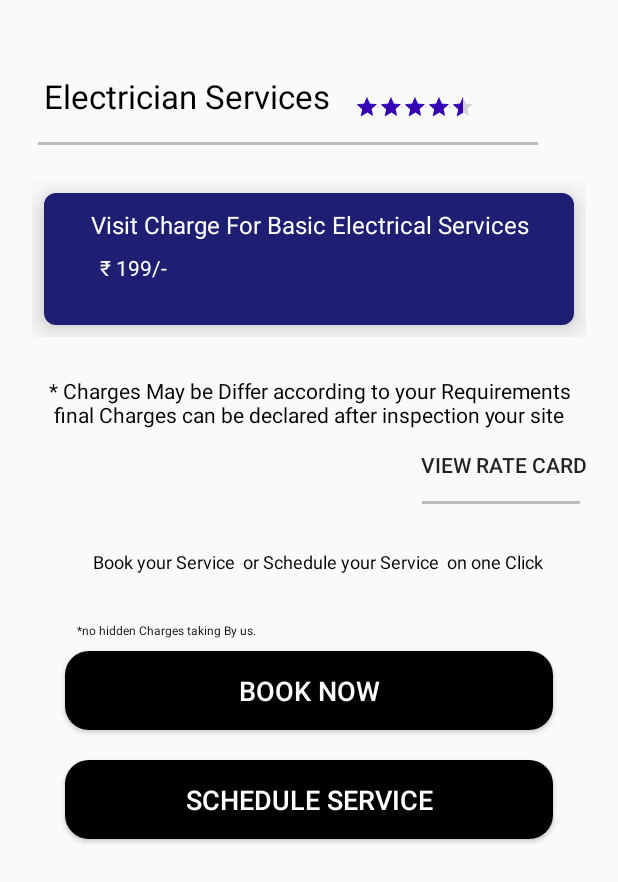
After one commit to Siddhantjan/Stazer-Service-App, an Android app: the ElectricianActivity screen opened directly, with no data from a screen before it, on a phone screen of 412 x 824 dp. The commit adds this screen. Shown: the top 882 px of the screen. Run offline under Robolectric (Android 15) with nearby library versions, the phone set to English and light mode, and no system bars.

Commit message:
connect electical activity and Design and Connect internal Functions in ElectricianActivity

```diff
--- a/app/build.gradle
+++ b/app/build.gradle
@@ -34,8 +34,9 @@ dependencies {
     implementation 'androidx.appcompat:appcompat:1.2.0'
     implementation 'com.google.android.material:material:1.2.1'
     implementation 'androidx.constraintlayout:constraintlayout:2.0.4'
-    implementation 'com.google.firebase:firebase-auth:20.0.0'
+    implementation 'com.google.firebase:firebase-auth:20.0.1'
     implementation 'com.google.firebase:firebase-database:19.5.1'
+    implementation 'androidx.wear:wear:1.1.0'
     testImplementation 'junit:junit:4.13.1'
     androidTestImplementation 'androidx.test.ext:junit:1.1.2'
     androidTestImplementation 'androidx.test.espresso:espresso-core:3.3.0'
@@ -46,7 +47,7 @@ dependencies {
         // Declare the dependency for the Firebase Authentication library
         // When using the BoM, you don't specify versions in Firebase library dependencies
         implementation 'com.google.firebase:firebase-auth'
-
+    compileOnly 'com.google.android.wearable:wearable:2.8.1'
 
 
 }
--- a/app/src/main/AndroidManifest.xml
+++ b/app/src/main/AndroidManifest.xml
@@ -2,7 +2,7 @@
 <manifest xmlns:android="http://schemas.android.com/apk/res/android"
     package="stazer.user.androidstazerserviceapp">
 
-    <uses-permission android:name="android.permission.INTERNET"/>
+    <uses-permission android:name="android.permission.INTERNET" />
 
     <application
         android:allowBackup="true"
@@ -14,6 +14,10 @@
         android:theme="@style/AppTheme">
 
 
+        <activity
+            android:name=".services.electrician.ElectricianActivity"
+            android:screenOrientation="portrait"
+            />
         <activity
             android:name=".UserRegistrationActivity"
             android:screenOrientation="portrait"
--- a/app/src/main/java/stazer/user/androidstazerserviceapp/MainActivity.java
+++ b/app/src/main/java/stazer/user/androidstazerserviceapp/MainActivity.java
@@ -8,6 +8,7 @@ import android.os.Bundle;
 import android.view.View;
 import android.view.WindowManager;
 import android.widget.Button;
+import android.widget.LinearLayout;
 import android.widget.Toast;
 
 import com.google.firebase.auth.FirebaseAuth;
@@ -22,6 +23,7 @@ import java.util.Objects;
 
 import stazer.user.androidstazerserviceapp.Common.Common;
 import stazer.user.androidstazerserviceapp.Model.UserModel;
+import stazer.user.androidstazerserviceapp.services.electrician.ElectricianActivity;
 
 public class MainActivity extends AppCompatActivity {
 
@@ -36,11 +38,26 @@ public class MainActivity extends AppCompatActivity {
         getWindow().setFlags(WindowManager.LayoutParams.FLAG_FULLSCREEN,WindowManager.LayoutParams.FLAG_FULLSCREEN);
         setContentView(R.layout.activity_main);
 
+        //Connect Layout to electrician Activity
+      findViewById(R.id.electrician_servicePop).setOnClickListener(v -> {
+          ViewElectricianActivity();
+      });
+        findViewById(R.id.electrician_service_main).setOnClickListener(v -> {
+            ViewElectricianActivity();
+        });
+
+
+        //Logout
         btn_logout= findViewById(R.id.btn_logout);
         btn_logout.setOnClickListener(v -> {
             firebaseAuth.signOut();
             gotoLoginPage();
         });
+    }
+
+    private void ViewElectricianActivity() {
+        Intent electricianIntent = new Intent(getApplicationContext(), ElectricianActivity.class);
+        startActivity(electricianIntent);
     }
 
     @Override
--- /dev/null
+++ b/app/src/main/java/stazer/user/androidstazerserviceapp/services/electrician/ElectricianActivity.java
@@ -0,0 +1,19 @@
+package stazer.user.androidstazerserviceapp.services.electrician;
+
+import android.os.Bundle;
+import android.view.WindowManager;
+
+import androidx.appcompat.app.AppCompatActivity;
+
+import stazer.user.androidstazerserviceapp.R;
+
+public class ElectricianActivity extends AppCompatActivity {
+    @Override
+    protected void onCreate(Bundle savedInstanceState) {
+        super.onCreate(savedInstanceState);
+        getWindow().setFlags(WindowManager.LayoutParams.FLAG_FULLSCREEN,WindowManager.LayoutParams.FLAG_FULLSCREEN);
+        setContentView(R.layout.activity_electrician);
+
+    }
+
+}
--- a/app/src/main/res/drawable-v24/card_pop.xml
+++ b/app/src/main/res/drawable-v24/card_pop.xml
@@ -1,5 +1,7 @@
 <?xml version="1.0" encoding="utf-8"?>
 <shape xmlns:android="http://schemas.android.com/apk/res/android">
-<corners android:radius="20dp"/>
+<corners android:radius="8dp"/>
     <solid android:color="@color/iconCardColor"/>
+    <stroke android:color="@color/TextPrimary"
+        android:width="1dp"/>
 </shape>
--- /dev/null
+++ b/app/src/main/res/layout/activity_electrician.xml
@@ -0,0 +1,197 @@
+<?xml version="1.0" encoding="utf-8"?>
+<RelativeLayout xmlns:android="http://schemas.android.com/apk/res/android"
+    xmlns:app="http://schemas.android.com/apk/res-auto"
+    xmlns:tools="http://schemas.android.com/tools"
+    android:layout_width="match_parent"
+    android:layout_height="match_parent"
+    tools:context=".services.electrician.ElectricianActivity">
+
+    <LinearLayout
+        android:layout_width="match_parent"
+        android:layout_height="match_parent"
+        android:layout_margin="8dp"
+        android:orientation="vertical"
+        android:padding="5dp">
+        <!-- Top Layout -->
+        <RelativeLayout
+            android:layout_width="match_parent"
+            android:layout_height="wrap_content"
+            android:layout_marginTop="20dp">
+
+            <TextView
+                android:id="@+id/electrician_text"
+                android:layout_width="wrap_content"
+                android:layout_height="wrap_content"
+                android:layout_margin="8dp"
+                android:padding="8dp"
+                android:text="Electrician Services"
+                android:textColor="@color/TextPrimary"
+                android:textSize="22sp" />
+
+            <RatingBar
+                android:id="@+id/electrician_rating"
+                style="@style/Widget.AppCompat.RatingBar.Small"
+                android:layout_width="wrap_content"
+                android:layout_height="wrap_content"
+                android:layout_marginTop="30dp"
+                android:layout_toEndOf="@+id/electrician_text"
+                android:rating="4.5" />
+
+            <View
+                android:layout_width="match_parent"
+                android:layout_height="2dp"
+                android:layout_below="@+id/electrician_text"
+                android:layout_marginStart="12dp"
+                android:layout_marginEnd="40dp"
+                android:background="@color/colorDivider" />
+
+        </RelativeLayout>
+
+<!-- Header close -->
+
+        <ScrollView
+            android:layout_width="match_parent"
+            android:layout_height="match_parent"
+            android:scrollbars="none">
+            <!-- main Scroll start -->
+            <LinearLayout
+                android:layout_width="match_parent"
+                android:layout_height="wrap_content"
+                android:orientation="vertical">
+
+                <!-- Layout second -->
+                <RelativeLayout
+                    android:layout_width="match_parent"
+                    android:layout_height="120dp"
+                    android:layout_gravity="center"
+                    android:layout_marginTop="16dp"
+                    android:gravity="center"
+                    android:padding="8dp">
+                    <!--Basic Rate card -->
+                    <androidx.cardview.widget.CardView
+                        android:layout_width="match_parent"
+                        android:layout_height="match_parent"
+                        android:layout_margin="8dp"
+                        app:cardCornerRadius="8dp"
+                        app:cardElevation="12dp">
+
+                        <RelativeLayout
+                            android:layout_width="match_parent"
+                            android:layout_height="match_parent"
+                            android:background="@color/colorCardBlue"
+                            android:padding="10dp">
+
+                            <TextView
+                                android:id="@+id/cardTitleEle"
+                                android:layout_width="match_parent"
+                                android:layout_height="wrap_content"
+                                android:gravity="center"
+                                android:text="Visit Charge For Basic Electrical Services"
+                                android:textColor="@color/colorWhite"
+                                android:textSize="16sp" />
+
+                            <TextView
+                                android:layout_width="match_parent"
+                                android:layout_height="wrap_content"
+                                android:layout_below="@+id/cardTitleEle"
+                                android:layout_marginStart="16dp"
+                                android:padding="8dp"
+                                android:text=" ₹ 199/-"
+                                android:textColor="@color/colorWhite"
+                                android:textSize="14sp" />
+                        </RelativeLayout>
+                    </androidx.cardview.widget.CardView>
+                </RelativeLayout>
+                <!-- Third Layout -->
+                <LinearLayout
+                    android:layout_width="match_parent"
+                    android:layout_height="wrap_content"
+                    android:orientation="vertical">
+
+                    <RelativeLayout
+                        android:layout_width="match_parent"
+                        android:layout_height="wrap_content"
+                        android:layout_marginTop="10dp"
+                        android:padding="8dp">
+
+                        <TextView
+                            android:id="@+id/noticeRates"
+                            android:layout_width="match_parent"
+                            android:layout_height="wrap_content"
+                            android:gravity="center"
+                            android:text="* Charges May be Differ according to your Requirements final Charges can be declared after inspection your site"
+                            android:textColor="@color/TextPrimary"
+                            android:textSize="14sp" />
+
+                        <Button
+                            android:id="@+id/electrician_RateCard"
+                            android:layout_width="wrap_content"
+                            android:layout_height="wrap_content"
+                            android:layout_below="@+id/noticeRates"
+                            android:layout_alignParentEnd="true"
+                            android:background="@null"
+                            android:elevation="16dp"
+                            android:text="View Rate Card" />
+
+                        <View
+                            android:layout_width="match_parent"
+                            android:layout_height="2dp"
+                            android:layout_below="@+id/electrician_RateCard"
+                            android:layout_marginStart="260dp"
+                            android:layout_marginEnd="4dp"
+                            android:background="@color/colorDivider" />
+
+                        <TextView
+                            android:layout_width="match_parent"
+                            android:layout_height="wrap_content"
+                            android:layout_below="@+id/electrician_RateCard"
+                            android:layout_marginStart="12dp"
+                            android:layout_marginTop="16dp"
+                            android:gravity="center"
+                            android:padding="16dp"
+                            android:text="Book your Service  or Schedule your Service  on one Click"
+                            android:textColor="@color/TextPrimary"
+                            android:textSize="12sp" />
+                    </RelativeLayout>
+
+                    <TextView
+                        android:layout_width="match_parent"
+                        android:layout_height="wrap_content"
+                        android:layout_marginStart="30dp"
+                        android:padding="8dp"
+                        android:text="*no hidden Charges taking By us."
+                        android:textColor="@color/TextPrimary"
+                        android:textSize="8sp" />
+
+                    <Button
+                        android:id="@+id/btn_getOTP"
+                        android:layout_width="match_parent"
+                        android:layout_height="wrap_content"
+                        android:layout_marginStart="30dp"
+                        android:layout_marginEnd="30dp"
+                        android:background="@drawable/background_button"
+                        android:padding="14dp"
+                        android:text="Book Now"
+                        android:textColor="@color/colorWhite"
+                        android:textSize="18sp" />
+
+                    <Button
+                        android:id="@+id/scheduleService"
+                        android:layout_width="match_parent"
+                        android:layout_height="wrap_content"
+                        android:layout_marginStart="30dp"
+                        android:layout_marginTop="20dp"
+                        android:layout_marginEnd="30dp"
+                        android:layout_marginBottom="30dp"
+                        android:background="@drawable/background_button"
+                        android:padding="14dp"
+                        android:text="Schedule Service"
+                        android:textColor="@color/colorWhite"
+                        android:textSize="18sp" />
+                </LinearLayout>
+            </LinearLayout>
+        </ScrollView>
+   <!-- Scroll close -->
+
+    </LinearLayout>
+</RelativeLayout>
--- a/app/src/main/res/layout/activity_main.xml
+++ b/app/src/main/res/layout/activity_main.xml
@@ -27,7 +27,9 @@
 
         <ScrollView
             android:layout_width="match_parent"
-            android:layout_height="match_parent">
+            android:layout_height="match_parent"
+            android:overScrollMode="never"
+            android:scrollbars="none">
             <!-- main Scroll start -->
             <LinearLayout
                 android:layout_width="match_parent"
@@ -70,6 +72,7 @@
                          app:cardElevation="8dp"
                          android:layout_margin="4dp">
                          <LinearLayout
+                             android:id="@+id/electrician_servicePop"
                              android:gravity="center"
                              android:layout_gravity="center_horizontal"
                              android:layout_width="match_parent"
@@ -248,6 +251,7 @@
                             app:cardElevation="8dp"
                             android:layout_margin="4dp">
                             <LinearLayout
+                                android:id="@+id/electrician_service_main"
                                 android:gravity="center"
                                 android:layout_gravity="center_horizontal"
                                 android:layout_width="match_parent"
--- a/app/src/main/res/values-round/strings.xml
+++ /dev/null
@@ -1,2 +0,0 @@
-<resources>
-</resources>
```
Also changed, not shown: app/src/main/res/values/strings.xml (+8 -0 lines).
